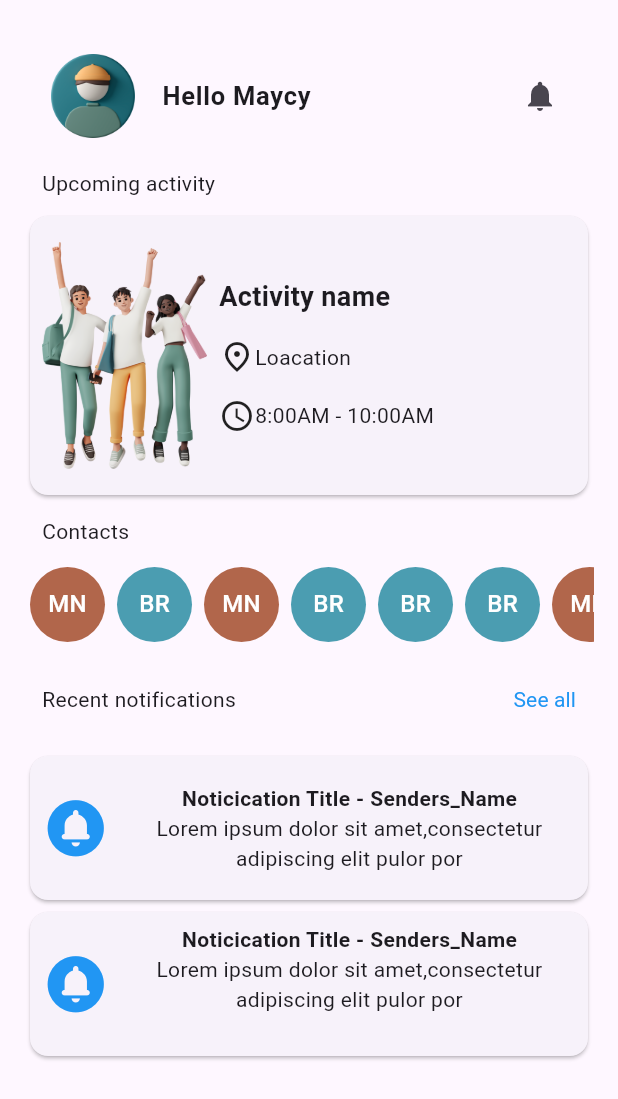
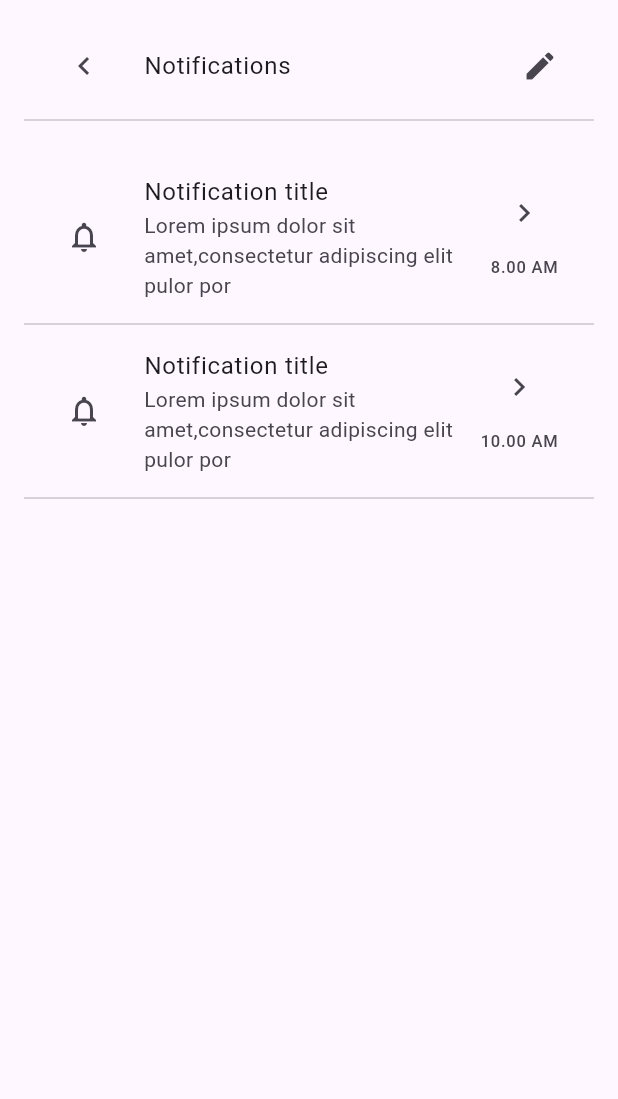
Before and after one commit to dita-daystaruni/orientation_ap, a Flutter app: the HomePage screen opened by its route, after a tap on "See all", on a phone screen of 412 x 824 dp. Shown: the top 1099 px of the screen. Run offline on Flutter 3.47's test engine with Material 3 defaults, Android fonts, the phone set to English and light mode, and no system bars; our stand-ins replace get; missing offline and left inert: dart:ffi.

```diff
--- a/lib/models/custom_bottomnav.dart
+++ b/lib/models/custom_bottomnav.dart
@@ -1,6 +1,8 @@
 import 'package:flutter/material.dart';
 import 'package:orientation_app/pages/home_page.dart';
 
+import '../pages/faq.dart';
+import '../pages/profile.dart';
 import '../pages/routines.dart';
 
 class BottomNav extends StatefulWidget {
@@ -15,8 +17,8 @@ class _BottomNavState extends State<BottomNav> {
   final pages = [
     const HomePage(),
     const Routines(),
-    // const Faq(),
-    // const Profile(),
+    const Faq(),
+    const Profile(),
   ];
 
   @override
--- a/lib/pages/home_page.dart
+++ b/lib/pages/home_page.dart
@@ -1,5 +1,6 @@
 import 'package:flutter/material.dart';
-import 'package:flutter/widgets.dart';
+import 'package:get/get_core/src/get_main.dart';
+import 'package:get/get_navigation/get_navigation.dart';
 import 'package:orientation_app/models/custom_appbar.dart';
 
 class HomePage extends StatelessWidget {
@@ -58,7 +59,7 @@ class HomePage extends StatelessWidget {
                         Row(
                           children: [
                             Icon(Icons.place_outlined),
-                            Text("Loacation")
+                            Text("Location")
                           ],
                         ),
                         SizedBox(
@@ -91,7 +92,7 @@ class HomePage extends StatelessWidget {
               const SizedBox(
                 height: 10,
               ),
-              // TODO Convert To A List View Builder
+
               const SingleChildScrollView(
                 scrollDirection: Axis.horizontal,
                 child: Row(
@@ -238,7 +239,7 @@ class HomePage extends StatelessWidget {
                           color: Colors.blue,
                         ),
                       ),
-                      onPressed: () => {},
+                      onPressed: () => {Get.toNamed('/notifications')},
                     ),
                   ),
                 ],
--- /dev/null
+++ b/lib/pages/notifications.dart
@@ -0,0 +1,69 @@
+import 'package:flutter/material.dart';
+import 'package:get/get_core/src/get_main.dart';
+import 'package:get/get_navigation/get_navigation.dart';
+
+class Notifications extends StatelessWidget {
+  const Notifications({super.key});
+
+  @override
+  Widget build(BuildContext context) {
+    return Scaffold(
+      body: SingleChildScrollView(
+          child: Padding(
+        padding: const EdgeInsets.all(16.0),
+        child: Column(
+          children: [
+            ListTile(
+              leading: IconButton(
+                icon: const Icon(Icons.navigate_before),
+                onPressed: () {
+                  Get.offNamed('/landing_page');
+                },
+              ),
+              title: const Text('Notifications'),
+              trailing: const Icon(Icons.edit),
+            ),
+            const Divider(),
+            const SizedBox(
+              height: 20,
+            ),
+            ListTile(
+              leading: IconButton(
+                icon: const Icon(Icons.notifications_none_outlined),
+                onPressed: () {},
+              ),
+              title: const Text('Notification title'),
+              subtitle: const Text(
+                  'Lorem ipsum dolor sit amet,consectetur adipiscing elit pulor por'),
+              trailing: const Column(
+                children: [
+                  Icon(Icons.navigate_next),
+                  Spacer(),
+                  Text('8.00 AM')
+                ],
+              ),
+            ),
+            const Divider(),
+            ListTile(
+              leading: IconButton(
+                icon: const Icon(Icons.notifications_none_outlined),
+                onPressed: () {},
+              ),
+              title: const Text('Notification title'),
+              subtitle: const Text(
+                  'Lorem ipsum dolor sit amet,consectetur adipiscing elit pulor por'),
+              trailing: const Column(
+                children: [
+                  Icon(Icons.navigate_next),
+                  Spacer(),
+                  Text('10.00 AM'),
+                ],
+              ),
+            ),
+            const Divider(),
+          ],
+        ),
+      )),
+    );
+  }
+}
--- a/lib/pages/sign_in.dart
+++ b/lib/pages/sign_in.dart
@@ -14,7 +14,7 @@ class _SignInState extends State<SignIn> {
 
   TextEditingController passwordcontroller = TextEditingController();
   bool ischecked = false;
-  bool ispasswordvisible = false;
+  bool ispasswordvisible = true;
   bool iswaiting = false;
 
   @override
@@ -136,7 +136,7 @@ class _SignInState extends State<SignIn> {
                         const Text(
                           "I agree to Terms & Conditions",
                           style: TextStyle(
-                              fontSize: 16, fontWeight: FontWeight.normal),
+                              fontSize: 16, fontWeight: FontWeight.normal,),
                         ),
                       ],
                     ),
--- a/lib/pages/sign_up.dart
+++ b/lib/pages/sign_up.dart
@@ -1,5 +1,6 @@
 import 'package:flutter/material.dart';
 import 'package:get/get.dart';
+import 'package:orientation_app/services/authentication.dart';
 
 class SignUp extends StatefulWidget {
   const SignUp({super.key});
@@ -167,7 +168,9 @@ class _SignUpState extends State<SignUp> {
                       height: 20,
                     ),
                     FilledButton(
-                      onPressed: navigatetosingin,
+                      onPressed: ()async{
+                        var response = await singUp(admnocontroller.text.trim(), emailcon, userName)
+                      },
                       style: const ButtonStyle(
                         backgroundColor: MaterialStatePropertyAll(Colors.blue),
                       ),
--- a/lib/routes.dart
+++ b/lib/routes.dart
@@ -1,5 +1,6 @@
 import 'package:get/get_navigation/get_navigation.dart';
 import 'package:orientation_app/models/custom_bottomnav.dart';
+import 'package:orientation_app/pages/notifications.dart';
 import 'package:orientation_app/pages/sign_in.dart';
 import 'package:orientation_app/pages/sign_up.dart';
 import 'package:orientation_app/pages/splash_screen.dart';
@@ -13,5 +14,6 @@ class AppRoutes {
     GetPage(name: "/sign_up", page: () => const SignUp()),
     GetPage(name: "/home_page", page: () => const HomePage()),
     GetPage(name: "/landing_page", page: () => const BottomNav()),
+    GetPage(name: '/notifications', page: () => const Notifications()),
   ];
 }
```
Also changed, not shown: lib/models/contact_tile.dart (added, +35 -0 lines), lib/pages/faq.dart (added, +83 -0 lines), lib/pages/profile.dart (added, +60 -0 lines), lib/services/authentication.dart (+16 -0 lines).
